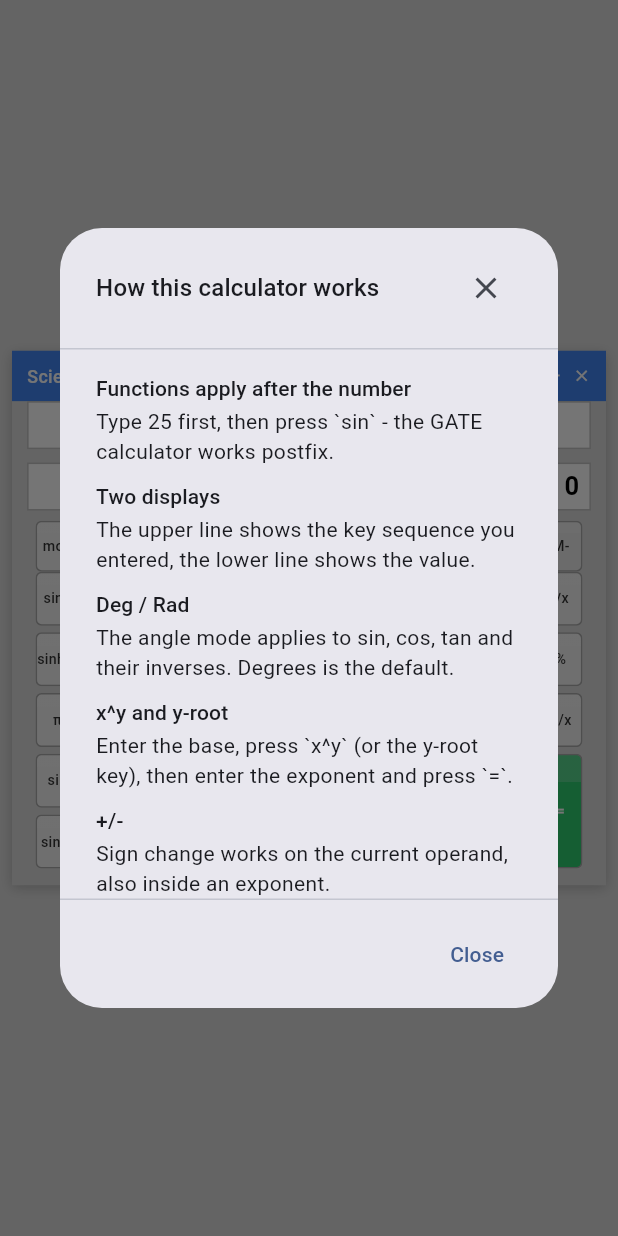
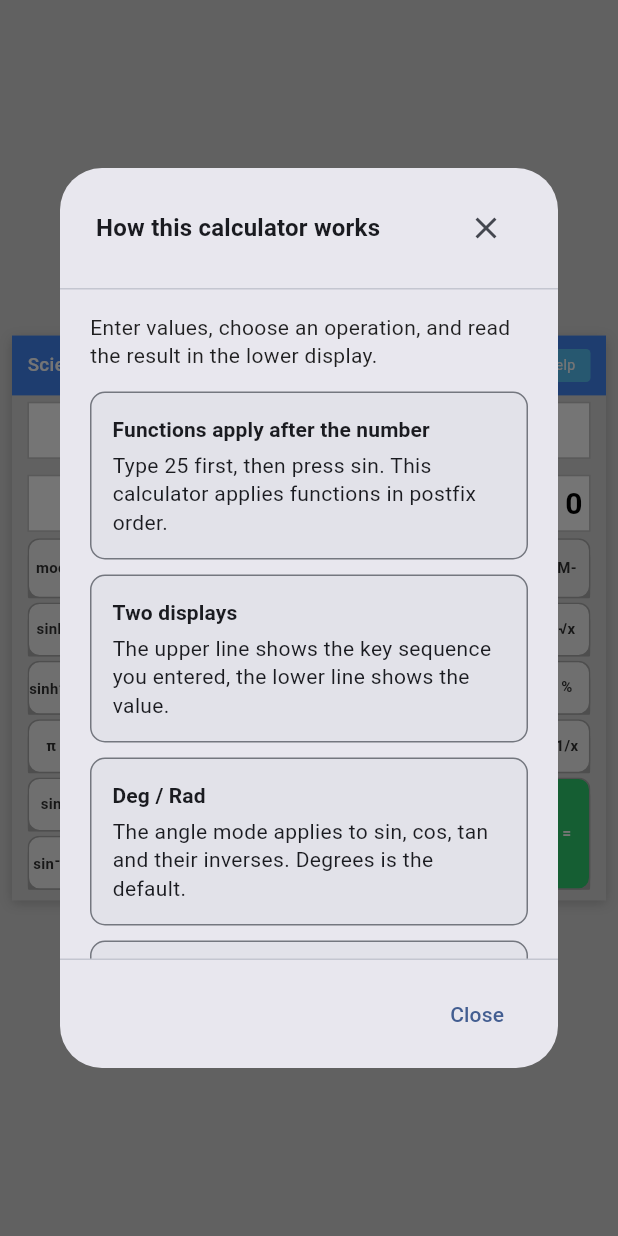
Before and after one commit to ameya-deshpande-5056/GATE-Virtual-Calculator, a Flutter app: the screen it shows after launch, after a tap on "Help", on a phone screen of 412 x 824 dp. Run offline on Flutter 3.47's test engine with Material 3 defaults, Android fonts, the phone set to English and light mode, and no system bars; our stand-ins replace flutter_bloc.

Commit message:
Update calculator layout and styling for improved usability and aesthetics

```diff
--- a/lib/calculator/presentation/calculator_page.dart
+++ b/lib/calculator/presentation/calculator_page.dart
@@ -14,13 +14,13 @@ import '../../../core/constants/app_constants.dart';
 class CalculatorPage extends StatelessWidget {
   const CalculatorPage({super.key});
 
-  /// Width of the calculator card.  The reference window is 706 px wide, so
+  /// Width of the calculator card. The reference window is 1109 px wide, so
   /// the desktop layout keeps exactly that size while smaller screens shrink
   /// the card to the available width.
-  static const double referenceWindowWidth = 706;
+  static const double referenceWindowWidth = 1109;
 
   /// Horizontal side padding of the reference window (24 px at full size).
-  static const double sidePadding = 24;
+  static const double sidePadding = 25;
 
   @override
   Widget build(BuildContext context) {
@@ -59,7 +59,8 @@ class CalculatorPage extends StatelessWidget {
 }
 
 /// Width available to the keypad inside a card of [cardWidth].
-double keypadWidthFor(double cardWidth) => cardWidth -
+double keypadWidthFor(double cardWidth) =>
+    cardWidth -
     2 *
         CalculatorPage.sidePadding *
         (cardWidth / CalculatorPage.referenceWindowWidth);
@@ -90,15 +91,21 @@ class _Window extends StatelessWidget {
       decoration: const BoxDecoration(
         color: CalculatorColors.body,
         boxShadow: <BoxShadow>[
-          BoxShadow(color: Color(0x33000000), blurRadius: 6, offset: Offset(0, 2)),
+          BoxShadow(
+            color: Color(0x33000000),
+            blurRadius: 6,
+            offset: Offset(0, 2),
+          ),
         ],
       ),
       child: Column(
         mainAxisSize: MainAxisSize.min,
         children: <Widget>[
           _TitleBar(metrics: metrics),
+          SizedBox(height: metrics.gap * 1.5),
           Padding(
-            padding: displayPadding + EdgeInsets.only(bottom: metrics.gap * 1.5),
+            padding:
+                displayPadding + EdgeInsets.only(bottom: metrics.gap * 1.5),
             child: CalculatorDisplay(
               expression: state.expressionText,
               result: state.resultText,
@@ -106,9 +113,10 @@ class _Window extends StatelessWidget {
               errorMessage: state.errorMessage,
             ),
           ),
-          Padding(
-            padding: EdgeInsets.symmetric(horizontal: metrics.pitch * 0.4),
-            child: CalculatorKeypad(width: keypadWidth, onAction: onAction),
+          CalculatorKeypad(
+            width: keypadWidth,
+            angleMode: state.angleMode,
+            onAction: onAction,
           ),
           SizedBox(height: metrics.gap * 1.5),
         ],
@@ -164,26 +172,6 @@ class _TitleBar extends StatelessWidget {
               ),
             ),
           ),
-          // Decorative window controls from the reference screenshot; they
-          // have no function in a full-screen application.
-          SizedBox(width: metrics.pitch * 0.3),
-          Semantics(
-            excludeSemantics: true,
-            child: Icon(
-              Icons.horizontal_rule,
-              size: metrics.keyFontSize * 1.2,
-              color: Colors.white,
-            ),
-          ),
-          SizedBox(width: metrics.pitch * 0.2),
-          Semantics(
-            excludeSemantics: true,
-            child: Icon(
-              Icons.close,
-              size: metrics.keyFontSize * 1.3,
-              color: Colors.white,
-            ),
-          ),
         ],
       ),
     );
@@ -202,8 +190,10 @@ class _HelpDialog extends StatelessWidget {
   const _HelpDialog();
 
   static const List<(String, String)> _facts = <(String, String)>[
-    ('Functions apply after the number',
-        'Type 25 first, then press `sin` - the GATE calculator works postfix.'),
+    (
+      'Functions apply after the number',
+      'Type 25 first, then press sin. This calculator applies functions in postfix order.',
+    ),
     (
       'Two displays',
       'The upper line shows the key sequence you entered, the lower line shows the value.',
@@ -214,21 +204,24 @@ class _HelpDialog extends StatelessWidget {
     ),
     (
       'x^y and y-root',
-      'Enter the base, press `x^y` (or the y-root key), then enter the exponent and press `=`.',
+      'Enter the base, press xʸ (or the y-root key), enter the exponent, then press =.',
     ),
-    ('+/-', 'Sign change works on the current operand, also inside an exponent.'),
+    ('+⁄−', 'Changes the sign of the current operand, including an exponent.'),
     (
       'Memory',
-      '`MS` stores the displayed value, `MR` recalls it, `M+`/`M-` add or subtract, `MC` clears.',
+      'MS stores the displayed value, MR recalls it, M+ and M− add or subtract, and MC clears it.',
     ),
-    ('C and <-', '`C` restarts the whole calculation, `<-` deletes the last digit.'),
+    (
+      'C and ←',
+      'C restarts the calculation. The backspace arrow deletes the last digit.',
+    ),
   ];
 
   @override
   Widget build(BuildContext context) {
     return Dialog(
       child: ConstrainedBox(
-        constraints: const BoxConstraints(maxWidth: 420, maxHeight: 520),
+        constraints: const BoxConstraints(maxWidth: 460, maxHeight: 600),
         child: Column(
           mainAxisSize: MainAxisSize.min,
           children: <Widget>[
@@ -239,7 +232,9 @@ class _HelpDialog extends StatelessWidget {
                 children: <Widget>[
                   Text(
                     'How this calculator works',
-                    style: Theme.of(context).textTheme.titleMedium,
+                    style: Theme.of(context).textTheme.titleMedium!.copyWith(
+                      fontWeight: FontWeight.w700,
+                    ),
                   ),
                   const Spacer(),
                   IconButton(
@@ -254,12 +249,46 @@ class _HelpDialog extends StatelessWidget {
             // Scrollable middle
             Flexible(
               child: ListView(
-                padding: const EdgeInsets.symmetric(horizontal: 24, vertical: 16),
+                padding: const EdgeInsets.fromLTRB(20, 16, 20, 20),
                 children: <Widget>[
+                  Text(
+                    'Enter values, choose an operation, and read the result in the lower display.',
+                    style: Theme.of(context).textTheme.bodyMedium?.copyWith(
+                      color: Colors.black87,
+                      height: 1.35,
+                    ),
+                  ),
+                  const SizedBox(height: 14),
                   for (final (String title, String body) in _facts) ...<Widget>[
-                    Text(title, style: Theme.of(context).textTheme.titleSmall),
-                    const SizedBox(height: 2),
-                    Text(body, style: Theme.of(context).textTheme.bodyMedium),
+                    Container(
+                      padding: const EdgeInsets.all(14),
+                      decoration: BoxDecoration(
+                        color: Theme.of(
+                          context,
+                        ).colorScheme.surfaceContainerHighest,
+                        borderRadius: BorderRadius.circular(10),
+                        border: Border.all(
+                          color: Theme.of(context).dividerColor,
+                        ),
+                      ),
+                      child: Column(
+                        crossAxisAlignment: CrossAxisAlignment.start,
+                        children: <Widget>[
+                          Text(
+                            title,
+                            style: Theme.of(context).textTheme.titleSmall
+                                ?.copyWith(fontWeight: FontWeight.w700),
+                          ),
+                          const SizedBox(height: 5),
+                          Text(
+                            body,
+                            style: Theme.of(
+                              context,
+                            ).textTheme.bodyMedium?.copyWith(height: 1.35),
+                          ),
+                        ],
+                      ),
+                    ),
                     const SizedBox(height: 10),
                   ],
                 ],
--- a/lib/calculator/presentation/theme/calculator_theme.dart
+++ b/lib/calculator/presentation/theme/calculator_theme.dart
@@ -5,7 +5,7 @@ import 'package:flutter/material.dart';
 abstract final class CalculatorColors {
   static const Color titleBar = Color(0xFF4286F3);
   static const Color helpButton = Color(0xFF56C0F4);
-  static const Color body = Color(0xFFDADADA);
+  static const Color body = Color(0xFFD3D3D3);
   static const Color displayBackground = Colors.white;
   static const Color displayBorder = Color(0xFFC1C1C1);
   static const Color displayText = Colors.black;
@@ -17,7 +17,7 @@ abstract final class CalculatorColors {
   static const Color keyShadow = Color(0x33000000);
   static const Color keyText = Color(0xFF333333);
 
-  static const Color redKey = Color(0xFFE84C3D);
+  static const Color redKey = Color(0xFFEB493D);
   static const Color greenKey = Color(0xFF2DCC70);
 
   static const Color radioSelected = Color(0xFF1E88E5);
@@ -52,17 +52,17 @@ class CalculatorMetrics {
     required this.modeRowHeight,
   });
 
-  /// The reference window is 706 px wide with 11 button columns.
-  static const double referenceWindowWidth = 706;
+  /// The reference window is 1109 px wide with 11 button columns.
+  static const double referenceWindowWidth = 1109;
 
-  /// Column pitch in the reference (60 px, 52 px buttons + 8 px gap).
-  static const double referencePitch = 60;
+  /// Column pitch in the reference (96 px, 84 px buttons + 12 px gap).
+  static const double referencePitch = 96;
 
-  /// Button row height in the reference (33 px).
-  static const double referenceRowHeight = 33;
+  /// Button row height in the reference (59 px).
+  static const double referenceRowHeight = 59;
 
-  /// Display box height in the reference (45 px).
-  static const double referenceDisplayHeight = 45;
+  /// Display box height in the reference (70 px).
+  static const double referenceDisplayHeight = 70;
 
   /// The keypad always uses 11 columns.
   static const int columns = 11;
@@ -72,11 +72,11 @@ class CalculatorMetrics {
     final double scale = pitch / referencePitch;
     return CalculatorMetrics(
       pitch: pitch,
-      rowHeight: _clamp(pitch * (referenceRowHeight / referencePitch), 36, 40),
-      keyFontSize: _clamp(15.5 * scale, 9.5, 16),
-      displayHeight: _clamp(45 * scale, 32, 46),
-      displayFontSize: _clamp(30 * scale, 17, 30),
-      modeRowHeight: _clamp(pitch * (referenceRowHeight / referencePitch), 34, 38),
+      rowHeight: _clamp(pitch * (referenceRowHeight / referencePitch), 36, 59),
+      keyFontSize: _clamp(27 * scale, 10, 28),
+      displayHeight: _clamp(70 * scale, 38, 70),
+      displayFontSize: _clamp(42 * scale, 20, 42),
+      modeRowHeight: _clamp(pitch * (referenceRowHeight / referencePitch), 40, 59),
     );
   }
 
--- a/lib/calculator/presentation/widgets/calculator_key.dart
+++ b/lib/calculator/presentation/widgets/calculator_key.dart
@@ -45,32 +45,33 @@ class CalculatorKey extends StatelessWidget {
       child: Opacity(
         opacity: enabled ? 1 : 0.55,
         child: Material(
-          color: face,
+          color: Colors.transparent,
           shape: _KeyBorder(),
           child: InkWell(
             onTap: enabled ? onPressed : null,
             customBorder: _KeyBorder(),
             child: Ink(
               decoration: BoxDecoration(
-                borderRadius: BorderRadius.circular(4),
+                color: face,
+                borderRadius: BorderRadius.circular(8),
                 border: Border.all(color: CalculatorColors.keyBorder),
-                gradient: LinearGradient(
-                  begin: Alignment.topCenter,
-                  end: Alignment.bottomCenter,
-                  colors: <Color>[
-                    CalculatorColors.keyHighlight,
-                    Colors.transparent,
+                boxShadow: const <BoxShadow>[
+                  BoxShadow(
+                    color: CalculatorColors.keyShadow,
+                    offset: Offset(0, 5),
+                    blurRadius: 0,
+                  ),
                 ],
-                  stops: const <double>[0.25, 0.25],
-                ),
               ),
               child: Center(
+                child: FittedBox(
+                  fit: BoxFit.scaleDown,
                   child: DefaultTextStyle(
                     style: TextStyle(
                       fontSize: metrics.keyFontSize,
                       height: 1.0,
                       color: foreground,
-                    fontWeight: FontWeight.w500,
+                      fontWeight: FontWeight.w600,
                       letterSpacing: 0.2,
                     ),
                     child: IconTheme(
@@ -79,6 +80,7 @@ class CalculatorKey extends StatelessWidget {
                         color: foreground,
                       ),
                       child: child,
+                    ),
                   ),
                 ),
               ),
--- a/lib/calculator/presentation/widgets/calculator_keypad.dart
+++ b/lib/calculator/presentation/widgets/calculator_keypad.dart
@@ -23,10 +23,16 @@ import 'operator_key.dart';
 ///
 /// Every key dispatches a [CalculatorAction]; no calculation happens here.
 class CalculatorKeypad extends StatelessWidget {
-  const CalculatorKeypad({required this.width, required this.onAction, super.key});
+  const CalculatorKeypad({
+    required this.width,
+    required this.angleMode,
+    required this.onAction,
+    super.key,
+  });
 
   /// Width available to the keypad; the grid scales proportionally with it.
   final double width;
+  final AngleMode angleMode;
 
   final void Function(CalculatorAction action) onAction;
 
@@ -46,7 +52,9 @@ class CalculatorKeypad extends StatelessWidget {
                 top: _top(cell, metrics),
                 width: _width(cell, metrics),
                 height: _heightOf(cell, metrics),
-                child: cell.builder(context, onAction, metrics),
+                child: (cell.column == 1 && cell.row == 0
+                        ? _angleModeSelector(angleMode)
+                        : cell.builder)(context, onAction, metrics),
               ),
           ],
         ),
@@ -55,7 +63,8 @@ class CalculatorKeypad extends StatelessWidget {
   }
 
   double _totalHeight(CalculatorMetrics metrics) =>
-      metrics.modeRowHeight + 5 * (metrics.rowHeight + metrics.gap);
+      metrics.modeRowHeight + metrics.gap +
+      5 * (metrics.rowHeight + metrics.gap);
 
   double _left(_Cell cell, CalculatorMetrics metrics) =>
       metrics.gap / 2 + cell.column * metrics.pitch;
@@ -66,6 +75,7 @@ class CalculatorKeypad extends StatelessWidget {
   double _top(_Cell cell, CalculatorMetrics metrics) => cell.row == 0
       ? 0
       : metrics.modeRowHeight +
+          metrics.gap +
           (cell.row - 1) * (metrics.rowHeight + metrics.gap);
 
   double _heightOf(_Cell cell, CalculatorMetrics metrics) => cell.row == 0
@@ -183,11 +193,13 @@ _KeyBuilder _angleModeSelector(AngleMode mode) =>
       CalculatorMetrics metrics,
     ) {
       return Row(
-        mainAxisSize: MainAxisSize.min,
+        mainAxisSize: MainAxisSize.max,
+        mainAxisAlignment: MainAxisAlignment.start,
         children: <Widget>[
+          SizedBox(width: metrics.pitch * 0.25),
           for (final AngleMode candidate in AngleMode.values) ...<Widget>[
             if (candidate != AngleMode.values.first)
-              SizedBox(width: metrics.keyFontSize * 1.4),
+              SizedBox(width: metrics.keyFontSize * 0.8),
             _ModeRadio(
               mode: candidate,
               selected: candidate == mode,
@@ -256,7 +268,7 @@ class _ModeRadio extends StatelessWidget {
               Text(
                 mode.label,
                 style: TextStyle(
-                  fontSize: metrics.keyFontSize,
+                  fontSize: metrics.keyFontSize * 0.8,
                   color: CalculatorColors.keyText,
                 ),
               ),
```
Also changed, not shown: 1 other file. Lines whose indentation alone changed are shown as unchanged.
